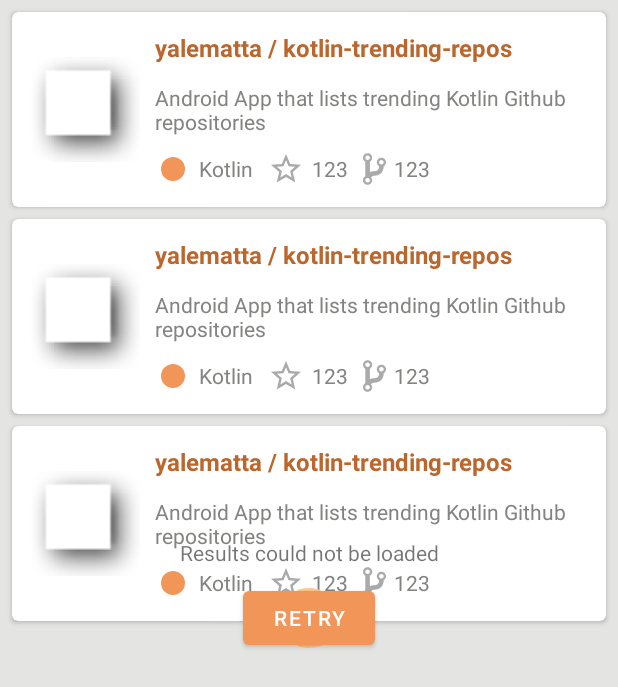
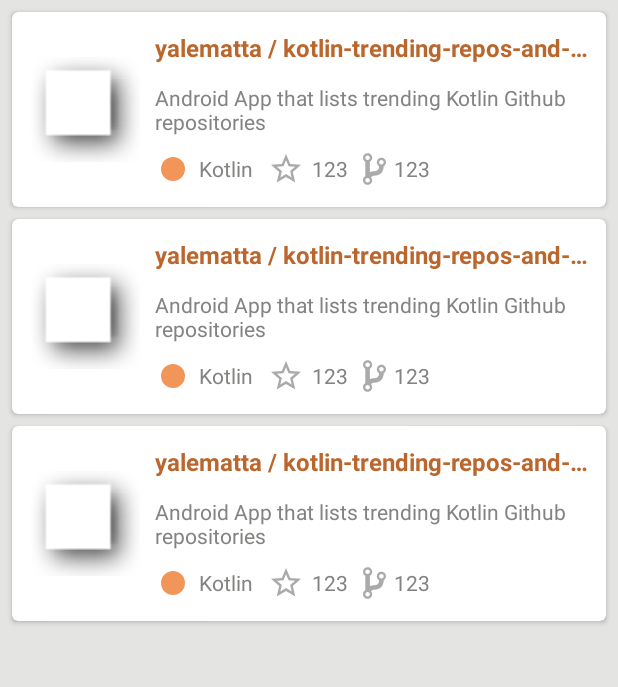
Before and after one commit to yalematta/kotlin-trending-repos, an Android app: the layout fragment_repos.xml on its own in the app's theme, with its tools: preview values and no code run, on a phone screen of 412 x 824 dp. Shown: the top 687 px of the screen. Run offline under Robolectric (Android 15) with nearby library versions, the phone set to English and light mode, and no system bars.

```diff
--- a/app/src/main/java/com/yalematta/trendingrepos/ui/repos/ReposFragment.kt
+++ b/app/src/main/java/com/yalematta/trendingrepos/ui/repos/ReposFragment.kt
@@ -25,7 +25,10 @@ class ReposFragment : Fragment(R.layout.fragment_repos) {
 
         binding.apply {
             recycler.setHasFixedSize(true)
-            recycler.adapter = adapter
+            recycler.adapter = adapter.withLoadStateHeaderAndFooter(
+                header = ReposLoadStateAdapter{ adapter.retry() },
+                footer = ReposLoadStateAdapter{ adapter.retry() }
+            )
         }
 
         viewModel.repos.observe(viewLifecycleOwner) {
--- a/app/src/main/res/layout/fragment_repos.xml
+++ b/app/src/main/res/layout/fragment_repos.xml
@@ -15,39 +15,4 @@
         android:layout_width="match_parent"
         android:layout_height="match_parent"/>
 
-    <ProgressBar
-        android:id="@+id/progress"
-        android:layout_width="wrap_content"
-        android:layout_height="wrap_content"
-        app:layout_constraintEnd_toEndOf="parent"
-        app:layout_constraintStart_toStartOf="parent"
-        app:layout_constraintTop_toTopOf="parent"
-        app:layout_constraintBottom_toBottomOf="parent"
-        tools:visibility="visible"
-        android:visibility="gone"/>
-
-    <TextView
-        android:id="@+id/error"
-        android:layout_width="wrap_content"
-        android:layout_height="wrap_content"
-        android:text="@string/results_error"
-        app:layout_constraintStart_toStartOf="parent"
-        app:layout_constraintEnd_toEndOf="parent"
-        app:layout_constraintBottom_toTopOf="@+id/btnRetry"
-        android:layout_marginBottom="10dp"
-        tools:visibility="visible"
-        android:visibility="gone"/>
-
-    <Button
-        android:id="@+id/btnRetry"
-        android:layout_width="wrap_content"
-        android:layout_height="wrap_content"
-        android:text="@string/retry"
-        app:layout_constraintEnd_toEndOf="parent"
-        app:layout_constraintStart_toStartOf="parent"
-        app:layout_constraintTop_toTopOf="parent"
-        app:layout_constraintBottom_toBottomOf="parent"
-        tools:visibility="visible"
-        android:visibility="gone"/>
-
 </androidx.constraintlayout.widget.ConstraintLayout>
--- a/app/src/main/res/layout/item_trending_repo.xml
+++ b/app/src/main/res/layout/item_trending_repo.xml
@@ -28,7 +28,7 @@
 
         <TextView
             android:id="@+id/name"
-            android:layout_width="wrap_content"
+            android:layout_width="0dp"
             android:layout_height="wrap_content"
             android:layout_marginStart="10dp"
             android:layout_marginEnd="10dp"
@@ -36,8 +36,9 @@
             android:maxLines="1"
             app:layout_constraintStart_toEndOf="@+id/avatar"
             app:layout_constraintTop_toTopOf="parent"
+            app:layout_constraintEnd_toEndOf="parent"
             app:layout_constraintBottom_toTopOf="@+id/description"
-            tools:text="yalematta / kotlin-trending-repos"
+            tools:text="yalematta / kotlin-trending-repos-and-a-much"
             style="@style/AppTheme.Title" />
 
         <TextView
```
Also changed, not shown: app/src/main/java/com/yalematta/trendingrepos/ui/repos/ReposLoadStateAdapter.kt (added, +41 -0 lines), app/src/main/res/layout/repos_load_state_footer.xml (added, +28 -0 lines).
